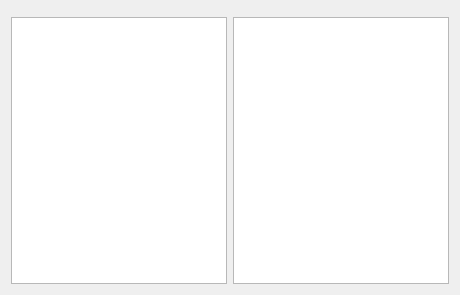
Ya-Varvara/Normalization, file ui/base_ui/InvertionWidget.ui: the form before one commit.
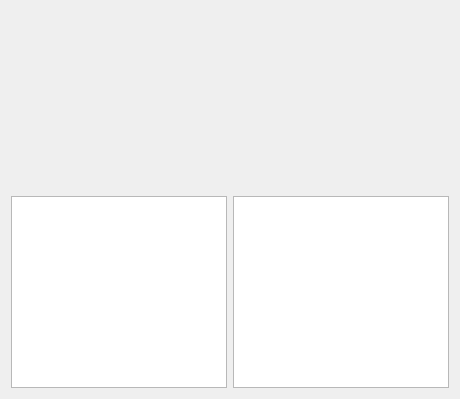
The form after the commit.

Commit message: Изменен ui

What changed in the file:
```diff
--- a/ui/base_ui/InvertionWidget.ui
+++ b/ui/base_ui/InvertionWidget.ui
@@ -7,21 +7,28 @@
     <x>0</x>
     <y>0</y>
     <width>460</width>
-    <height>295</height>
+    <height>399</height>
    </rect>
   </property>
   <property name="windowTitle">
    <string>Form</string>
   </property>
-  <layout class="QGridLayout" name="gridLayout">
-   <item row="0" column="0" colspan="2">
-    <widget class="QWidget" name="widget" native="true"/>
+  <layout class="QVBoxLayout" name="verticalLayout">
+   <item>
+    <widget class="QStackedWidget" name="stackedWidget">
+     <widget class="QWidget" name="page"/>
+     <widget class="QWidget" name="page_2"/>
+    </widget>
    </item>
-   <item row="1" column="0">
-    <widget class="QTableWidget" name="tableWidget"/>
-   </item>
-   <item row="1" column="1">
-    <widget class="QPlainTextEdit" name="plainTextEdit"/>
+   <item>
+    <layout class="QHBoxLayout" name="horizontalLayout">
+     <item>
+      <widget class="QPlainTextEdit" name="plainTextEdit"/>
+     </item>
+     <item>
+      <widget class="QTableWidget" name="tableWidget"/>
+     </item>
+    </layout>
    </item>
   </layout>
  </widget>
```
The commit also changes 1 other file.
